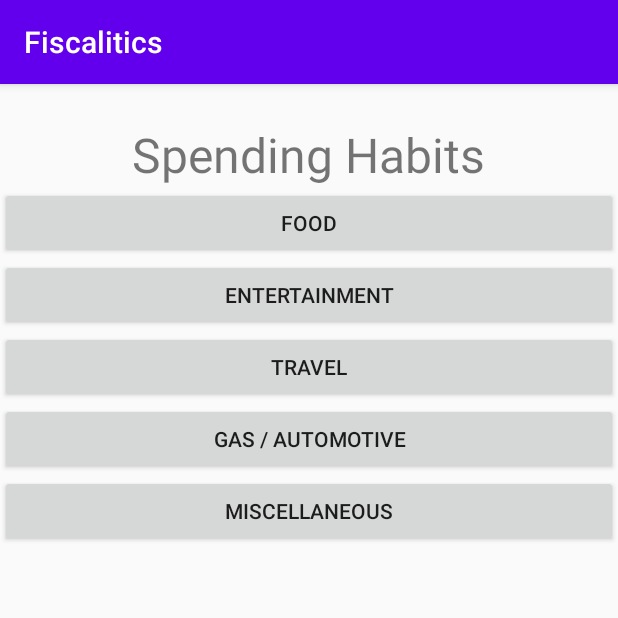
After one commit to JohnB116/COP4656-Group-Proj, an Android app: the Category screen opened directly, with no data from a screen before it, on a phone screen of 412 x 824 dp, the top half of it. The commit adds this screen. Run offline under Robolectric (Android 15) with nearby library versions, the phone set to English and light mode, and no system bars.

Commit message:
added a new activity for category summaries when swiping left

```diff
--- a/Fiscalitics/app/src/main/AndroidManifest.xml
+++ b/Fiscalitics/app/src/main/AndroidManifest.xml
@@ -14,9 +14,9 @@
             android:name=".TransactionProvider"
             android:authorities="com.example.fiscalitics"
             android:exported="false" />
-        <activity android:name=".Summary">
+        <activity android:name=".Summary"></activity>
+        <activity android:name=".Category"></activity>
 
-        </activity>
         <activity android:name=".MainActivity">
             <intent-filter>
                 <action android:name="android.intent.action.MAIN" />
--- /dev/null
+++ b/Fiscalitics/app/src/main/java/com/example/fiscalitics/Category.java
@@ -0,0 +1,46 @@
+package com.example.fiscalitics;
+
+import android.app.Activity;
+import android.content.Intent;
+import android.content.SharedPreferences;
+import android.os.Bundle;
+import android.view.MotionEvent;
+import android.widget.TextView;
+
+import androidx.appcompat.app.AppCompatActivity;
+
+public class Category extends AppCompatActivity {
+
+    float x1, x2, y1, y2;
+
+    @Override
+    protected void onCreate(Bundle savedInstanceState) {
+
+        super.onCreate(savedInstanceState);
+        setContentView(R.layout.activity_category);
+        //Animate lateral slide-in
+        overridePendingTransition(R.anim.enterl, R.anim.exit);
+    }
+
+    //Launch a main activity when the user swipes right
+    public boolean onTouchEvent(MotionEvent touchEvent){
+        //Get swipe data
+        switch(touchEvent.getAction()){
+            case MotionEvent.ACTION_DOWN:
+                x1 = touchEvent.getX();
+                y1 = touchEvent.getY();
+                break;
+            case MotionEvent.ACTION_UP:
+                x2 = touchEvent.getX();
+                y2 = touchEvent.getY();
+                if(x2 < x1){
+                    //Launch new page
+                    Intent i = new Intent(Category.this, MainActivity.class);
+                    startActivity(i);
+                    finish();
+                }
+                break;
+        }
+        return false;
+    }
+}
--- a/Fiscalitics/app/src/main/java/com/example/fiscalitics/MainActivity.java
+++ b/Fiscalitics/app/src/main/java/com/example/fiscalitics/MainActivity.java
@@ -251,6 +251,10 @@ public class MainActivity extends AppCompatActivity implements MyListFragment.My
                     Intent i = new Intent(MainActivity.this, Summary.class);
                     startActivity(i);
                 }
+                else if (x2 > x1) {
+                    Intent i = new Intent(MainActivity.this,Category.class);
+                    startActivity(i);
+                }
                 break;
         }
         return false;
--- /dev/null
+++ b/Fiscalitics/app/src/main/res/layout/activity_category.xml
@@ -0,0 +1,62 @@
+<?xml version="1.0" encoding="utf-8"?>
+<androidx.constraintlayout.widget.ConstraintLayout
+    xmlns:android="http://schemas.android.com/apk/res/android" android:layout_width="match_parent"
+    android:layout_height="match_parent">
+
+    <RelativeLayout
+        android:layout_width="match_parent"
+        android:layout_height="match_parent">
+
+        <TextView
+            android:layout_marginTop="25dp"
+            android:layout_centerHorizontal="true"
+            android:id="@+id/textViewHeader"
+            android:textSize="32sp"
+            android:text="Spending Habits"
+            android:layout_width="wrap_content"
+            android:layout_height="wrap_content"/>
+
+
+        <Button
+            android:id="@+id/categoryFood"
+            android:layout_centerHorizontal="true"
+            android:layout_below="@+id/textViewHeader"
+            android:text="Food"
+            android:layout_width="match_parent"
+            android:layout_height="wrap_content"/>
+
+        <Button
+            android:id="@+id/categoryEntertainment"
+            android:layout_centerHorizontal="true"
+            android:layout_below="@+id/categoryFood"
+            android:text="Entertainment"
+            android:layout_width="match_parent"
+            android:layout_height="wrap_content"/>
+
+        <Button
+            android:id="@+id/categoryTravel"
+            android:layout_centerHorizontal="true"
+            android:layout_below="@+id/categoryEntertainment"
+            android:text="Travel"
+            android:layout_width="match_parent"
+            android:layout_height="wrap_content"/>
+
+        <Button
+            android:id="@+id/categoryCar"
+            android:layout_centerHorizontal="true"
+            android:layout_below="@+id/categoryTravel"
+            android:text="Gas / Automotive"
+            android:layout_width="match_parent"
+            android:layout_height="wrap_content"/>
+
+        <Button
+            android:id="@+id/categoryMisc"
+            android:layout_centerHorizontal="true"
+            android:layout_below="@+id/categoryCar"
+            android:text="Miscellaneous"
+            android:layout_width="match_parent"
+            android:layout_height="wrap_content"/>
+
+    </RelativeLayout>
+
+</androidx.constraintlayout.widget.ConstraintLayout>
```
